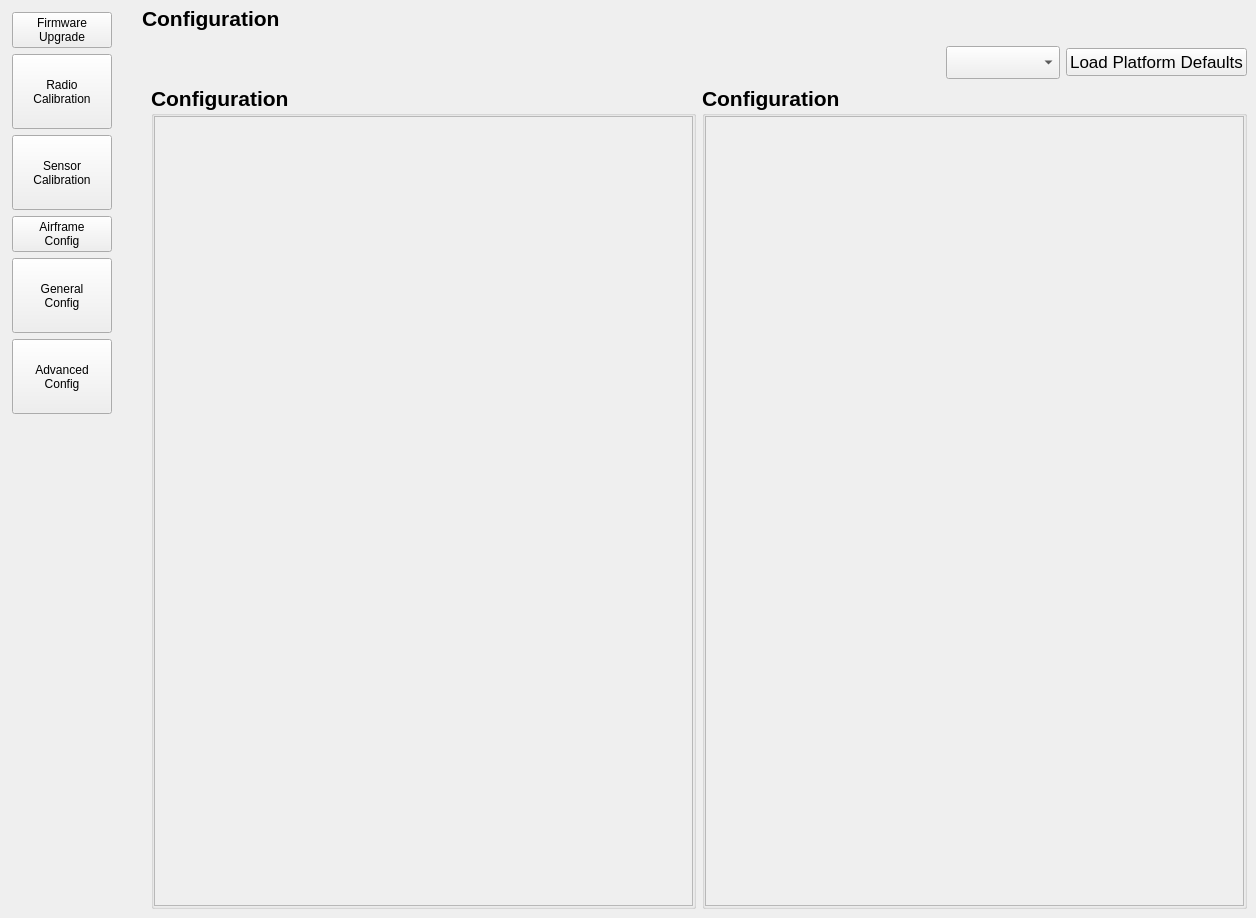
Qt form src/ui/QGCPX4VehicleConfig.ui (mavlink/qgroundcontrol) before a commit.
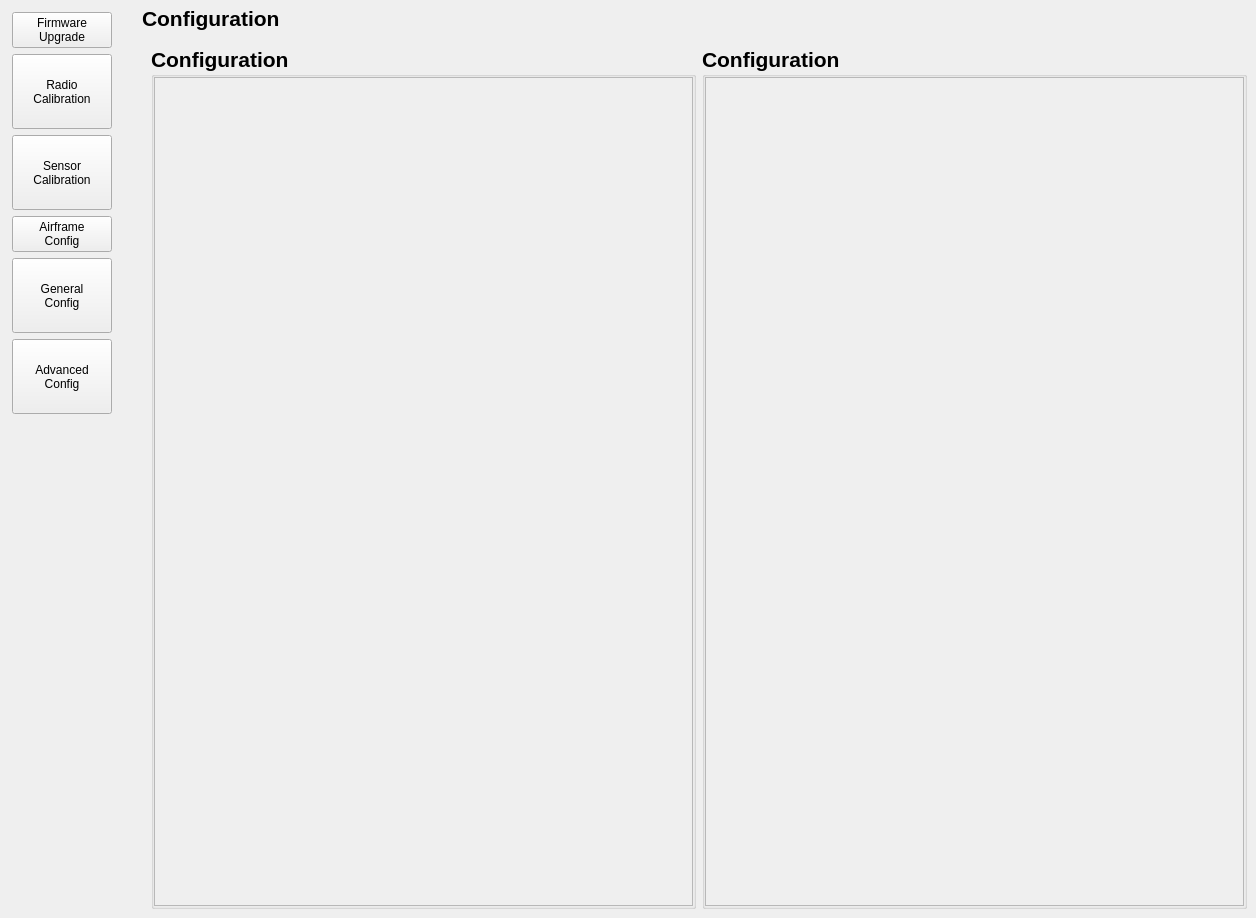
The same form after that commit. The open tabs and pages were chosen to show the change. Icons and pictures are not drawn. Custom widgets are drawn as their Qt base class.

Commit message: Fixed race issues in config upload, tested to be reliable now - board startup scripts now need the other half of testing

What changed in the file:
```diff
--- a/src/ui/QGCPX4VehicleConfig.ui
+++ b/src/ui/QGCPX4VehicleConfig.ui
@@ -798,40 +798,6 @@
          </font>
         </property>
         <layout class="QVBoxLayout" name="verticalLayout_11">
-         <item>
-          <layout class="QHBoxLayout" name="horizontalLayout_7">
-           <item>
-            <spacer name="horizontalSpacer_8">
-             <property name="orientation">
-              <enum>Qt::Horizontal</enum>
-             </property>
-             <property name="sizeHint" stdset="0">
-              <size>
-               <width>40</width>
-               <height>20</height>
-              </size>
-             </property>
-            </spacer>
-           </item>
-           <item>
-            <widget class="QComboBox" name="multiRotorComboBox"/>
-           </item>
-           <item>
-            <widget class="QPushButton" name="loadMultiRotorDefaultsButton">
-             <property name="font">
-              <font>
-               <pointsize>13</pointsize>
-               <weight>50</weight>
-               <bold>false</bold>
-              </font>
-             </property>
-             <property name="text">
-              <string>Load Platform Defaults</string>
-             </property>
-            </widget>
-           </item>
-          </layout>
-         </item>
          <item>
           <layout class="QHBoxLayout" name="horizontalLayout_6">
            <item>
@@ -853,8 +819,8 @@
                   <rect>
                    <x>0</x>
                    <y>0</y>
-                   <width>98</width>
-                   <height>28</height>
+                   <width>492</width>
+                   <height>828</height>
                   </rect>
                  </property>
                  <layout class="QHBoxLayout" name="horizontalLayout_4">
@@ -890,8 +856,8 @@
                   <rect>
                    <x>0</x>
                    <y>0</y>
-                   <width>98</width>
-                   <height>28</height>
+                   <width>491</width>
+                   <height>828</height>
                   </rect>
                  </property>
                  <layout class="QHBoxLayout" name="horizontalLayout_5">
```
Left out of the diff: 27 changed lines with no effect on the pictures. The commit also changes 6 other files.
